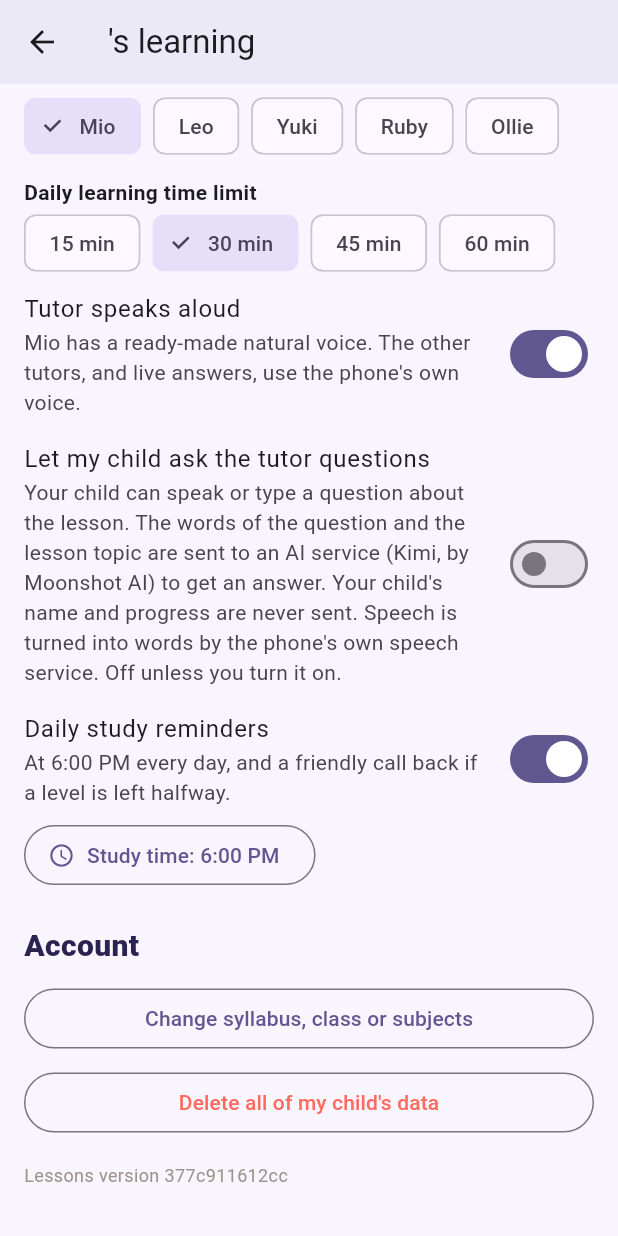
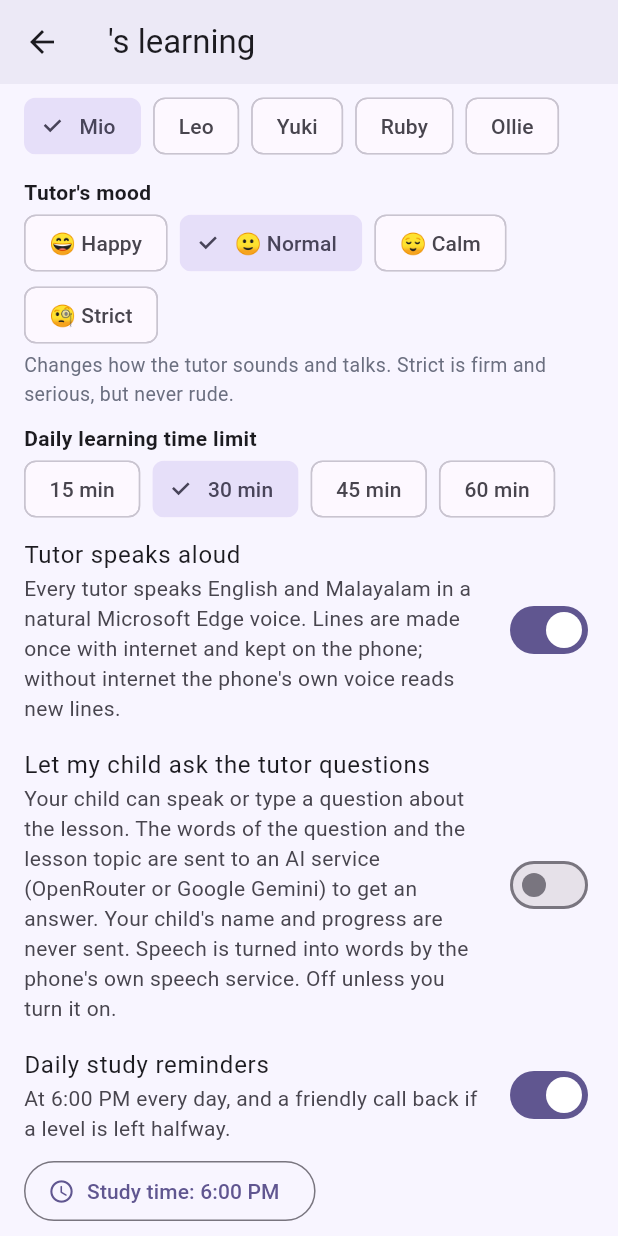
Before and after one commit to Amaljith75/scol, a Flutter app: the ParentScreen screen opened directly, scrolled down 847 dp, on a phone screen of 412 x 824 dp. Run offline on Flutter 3.47's test engine with Material 3 defaults, Android fonts, the phone set to English and light mode, and no system bars; our stand-ins replace audioplayers, flutter_local_notifications, flutter_tts, package_info_plus, share_plus, shared_preferences and 2 more; accounts and stored records are empty; network calls fail; project files that could hold a hidden picture were left out.

Commit message:
Malayalam everywhere: every tutor speaks in an Edge voice, switch language mid-lesson, tutor's mood setting; build 5
- All five tutors have English and Malayalam Edge voices (made on the phone and kept; Mio's are also ready-made)
- 'Both' language now speaks Malayalam first; മലയാളം/English button in every lesson
- Parents: Tutor's mood (Happy, Normal, Calm, Strict) changes voice, praise and AI answers
- Weekly report read by the child's own tutor
- EVS clean-hands lesson in Malayalam; docs on adding AIs and voices

Co-Authored-By: Claude Opus 5.5 <noreply@anthropic.com>
Claude-Session: https://claude.ai/code/session_01NJ56qftkbDgdtCu6pMdSN7

```diff
--- a/app/lib/brain.dart
+++ b/app/lib/brain.dart
@@ -54,6 +54,7 @@ Future<BrainAnswer> askBrain({
   required String tutorName,
   required String lessonTitle,
   required String notes,
+  String tone = 'normal',
   http.Client? client,
 }) async {
   final url = '${bundle.brain['url'] ?? ''}';
@@ -69,6 +70,7 @@ Future<BrainAnswer> askBrain({
             'tutor': tutorName,
             'lesson': lessonTitle,
             'notes': notes,
+            'tone': tone,
             'device': await deviceId(),
           }),
         )
--- a/app/lib/main.dart
+++ b/app/lib/main.dart
@@ -15,6 +15,7 @@ Future<void> main() async {
   await initReminders();
   final voice = VoiceSpeaker();
   appSpeaker = voice;
+  voiceTone = () => appState.tone;
   voice.init(); // finds which voice files are ready
   contentStore.refresh(); // looks for new lessons in the background
   runApp(const ScolApp());
--- a/app/lib/screens/parent.dart
+++ b/app/lib/screens/parent.dart
@@ -91,10 +91,8 @@ class _ParentScreenState extends State<ParentScreen> {
       return;
     }
     setState(() => _reading = true);
-    // Read by the tutor who has a natural voice (Mio), whichever tutor the child chose.
-    final voiced = contentStore.bundle.tutors
-        .firstWhere((t) => t.voiceFor(_reportLang).isNotEmpty, orElse: () => tutorById(appState.tutorId));
-    await appSpeaker?.say(report, _reportLang, voiced);
+    // Read in the Edge voice of the child's own tutor.
+    await appSpeaker?.say(report, _reportLang, tutorById(appState.tutorId));
     if (mounted) setState(() => _reading = false);
   }
 
@@ -213,12 +211,20 @@ class _ParentScreenState extends State<ParentScreen> {
                 chips<String>([for (final t in tutors) t.id], appState.tutorId, (v) => tutorById(v).displayName('en'),
                     (v) => appState.tutorId = v),
                 const SizedBox(height: 10),
+                const Text("Tutor's mood", style: TextStyle(fontWeight: FontWeight.w700)),
+                chips<String>(['happy', 'normal', 'calm', 'strict'], appState.tone,
+                    (v) => {'happy': '😄 Happy', 'normal': '🙂 Normal', 'calm': '😌 Calm', 'strict': '🧐 Strict'}[v]!,
+                    (v) => appState.tone = v),
+                const Text('Changes how the tutor sounds and talks. Strict is firm and serious, but never rude.',
+                    style: TextStyle(color: Color(0xFF6B6F80), fontSize: 13)),
+                const SizedBox(height: 10),
                 const Text('Daily learning time limit', style: TextStyle(fontWeight: FontWeight.w700)),
                 chips<int>([15, 30, 45, 60], appState.dailyLimitMin, (v) => '$v min', (v) => appState.dailyLimitMin = v),
                 SwitchListTile(
                   contentPadding: EdgeInsets.zero,
                   title: const Text('Tutor speaks aloud'),
-                  subtitle: const Text('Mio has a ready-made natural voice. The other tutors, and live answers, use the phone\'s own voice.'),
+                  subtitle: const Text('Every tutor speaks English and Malayalam in a natural Microsoft Edge voice. Lines are made '
+                      'once with internet and kept on the phone; without internet the phone\'s own voice reads new lines.'),
                   value: appState.voiceOn,
                   onChanged: (v) {
                     appState.voiceOn = v;
@@ -229,7 +235,7 @@ class _ParentScreenState extends State<ParentScreen> {
                   contentPadding: EdgeInsets.zero,
                   title: const Text('Let my child ask the tutor questions'),
                   subtitle: const Text('Your child can speak or type a question about the lesson. The words of the question and the lesson '
-                      'topic are sent to an AI service (Kimi, by Moonshot AI) to get an answer. Your child\'s name and progress '
+                      'topic are sent to an AI service (OpenRouter or Google Gemini) to get an answer. Your child\'s name and progress '
                       'are never sent. Speech is turned into words by the phone\'s own speech service. Off unless you turn it on.'),
                   value: appState.askEnabled,
                   onChanged: (v) {
--- a/app/lib/voice.dart
+++ b/app/lib/voice.dart
@@ -1,7 +1,8 @@
 // How the tutors speak. Lines a tutor with a ready-made voice says have a
 // sound file (see tools/build_voice.py). The app downloads each file once and
-// keeps it, so lessons also work offline. Anything without a file (other
-// tutors, live answers, lines not made yet) is read by the phone's own voice.
+// keeps it, so lessons also work offline. Other tutors, other moods and live
+// answers are made on the phone in the tutor's Edge voice (and kept); only
+// without internet does the phone's own voice read them.
 import 'dart:async';
 import 'dart:convert';
 import 'dart:io' show File;
@@ -33,6 +34,23 @@ abstract class Speaker {
 
 /// The voice, set up once when the app starts.
 Speaker? appSpeaker;
+
+/// The tutor's mood chosen by the parent: happy | normal | calm | strict.
+String Function() voiceTone = () => 'normal';
+
+/// How each mood changes the voice: [speed change in %, pitch change in Hz].
+const toneShift = {
+  'happy': [8, 10],
+  'normal': [0, 0],
+  'calm': [-12, -4],
+  'strict': [-2, -14],
+};
+
+/// Adds a mood's change to a tutor's own setting, e.g. ('-6%', 8) -> '+2%'.
+String shiftProsody(String base, int by, String unit) {
+  final n = (int.tryParse(base.replaceAll(RegExp(r'[^0-9-]'), '')) ?? 0) + by;
+  return '${n >= 0 ? '+' : ''}$n$unit';
+}
 
 class VoiceSpeaker implements Speaker {
   final ValueNotifier<bool> _speaking = ValueNotifier(false);
@@ -80,7 +98,7 @@ class VoiceSpeaker implements Speaker {
   /// Saves bytes so a half-written file is never played.
   Future<File> _save(String name, List<int> bytes) async {
     final file = File('$_dir/$name');
-    final tmp = File('${file.path}.part');
+    final tmp = File('${file.path}.${DateTime.now().microsecondsSinceEpoch}.part'); // two downloads of one line never clash
     await tmp.writeAsBytes(bytes, flush: true);
     return tmp.rename(file.path);
   }
@@ -88,7 +106,7 @@ class VoiceSpeaker implements Speaker {
   /// The ready-made sound file for a line, downloading it if needed. Null if there is none.
   Future<Source?> _clip(TutorCharacter tutor, String lang, String text) async {
     final voice = tutor.voiceFor(lang);
-    if (voice.isEmpty) return null;
+    if (voice.isEmpty || voiceTone() != 'normal') return null; // ready-made files are in the normal mood
     final id = clipId(voice, lang, text);
     if (!(_index[tutor.id]?.contains(id) ?? false)) return null;
     final url = '${rawBase}voice/${tutor.id}/$id.mp3';
@@ -108,11 +126,14 @@ class VoiceSpeaker implements Speaker {
   Future<Source?> _live(TutorCharacter tutor, String lang, String text) async {
     final voice = tutor.voiceFor(lang);
     if (voice.isEmpty || !voice.endsWith('Neural') || kIsWeb || _dir == null) return null;
-    final name = 'live_${clipId(voice, lang, text)}.mp3';
+    final shift = toneShift[voiceTone()] ?? const [0, 0];
+    final rate = shiftProsody(tutor.rate, shift[0], '%');
+    final pitch = shiftProsody(tutor.pitch, shift[1], 'Hz');
+    final name = 'live_${clipId('$voice|$rate|$pitch', lang, text)}.mp3';
     try {
       final file = File('$_dir/$name');
       if (await file.exists()) return DeviceFileSource(file.path);
-      final bytes = await edgeSpeak(spokenText(text, lang), voice, rate: tutor.rate, pitch: tutor.pitch)
+      final bytes = await edgeSpeak(spokenText(text, lang), voice, rate: rate, pitch: pitch)
           .timeout(const Duration(seconds: 15));
       return DeviceFileSource((await _save(name, bytes)).path);
     } catch (_) {
@@ -124,8 +145,11 @@ class VoiceSpeaker implements Speaker {
   void prefetch(Iterable<String> texts, String lang, TutorCharacter tutor) {
     if (kIsWeb) return;
     () async {
-      for (final t in texts) {
-        if (t.isNotEmpty) await _clip(tutor, langOf(t), t);
+      // Get every line of the lesson ready while the child listens to the first ones.
+      for (final t in texts.toSet()) {
+        if (t.replaceAll(_noise, '').trim().isEmpty) continue;
+        final l = langOf(t);
+        if (await _clip(tutor, l, t) == null) await _live(tutor, l, t);
       }
     }();
   }
@@ -173,8 +197,9 @@ class VoiceSpeaker implements Speaker {
       if (!played && token == _gen) {
         try {
           await _tts.setLanguage(lang == 'ml' ? 'ml-IN' : 'en-IN');
-          await _tts.setSpeechRate(0.42);
-          await _tts.setPitch(1.0 + 0.12 * tutor.energy.clamp(0.5, 1.8));
+          final shift = toneShift[voiceTone()] ?? const [0, 0];
+          await _tts.setSpeechRate(0.42 * (1 + shift[0] / 100));
+          await _tts.setPitch(1.0 + 0.12 * tutor.energy.clamp(0.5, 1.8) + shift[1] / 100);
           await _tts.speak(spokenText(part, lang));
         } catch (_) {
           // No voice at all on this device: the lesson still works with text.
--- a/app/lib/widgets/ask_sheet.dart
+++ b/app/lib/widgets/ask_sheet.dart
@@ -127,6 +127,7 @@ class _AskSheetState extends State<_AskSheet> {
       tutorName: tutor.displayName('en'),
       lessonTitle: widget.lessonTitle,
       notes: widget.notes,
+      tone: appState.tone,
     );
     if (!mounted) return;
     setState(() {
--- a/app/pubspec.yaml
+++ b/app/pubspec.yaml
@@ -1,7 +1,7 @@
 name: scol
 description: A personal AI tutor for children in Classes 1-4.
 publish_to: none
-version: 1.0.0+4
+version: 1.0.0+5
 
 environment:
   sdk: ">=3.3.0 <4.0.0"
```
Also changed, not shown: app/lib/screens/classroom.dart (+20 -0 lines), app/lib/state.dart (+18 -1 lines), app/lib/tutor.dart (+21 -5 lines), content/_app/phrases.json (+8 -0 lines), content/_app/tutors.json (+5 -5 lines), app/assets/content/bundle.json, 5 other files.
